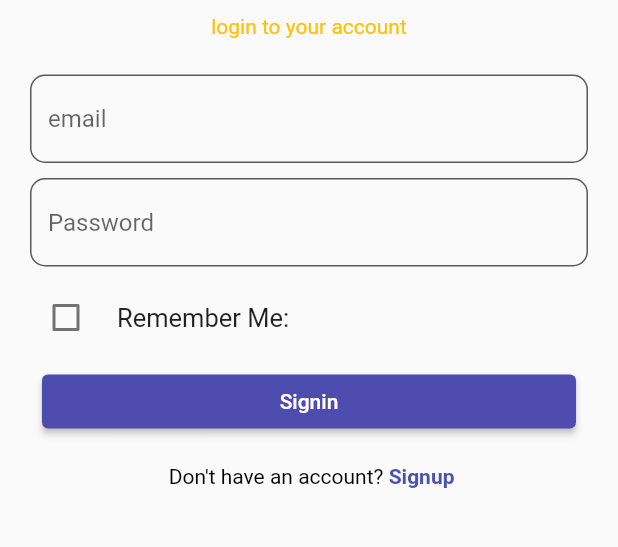
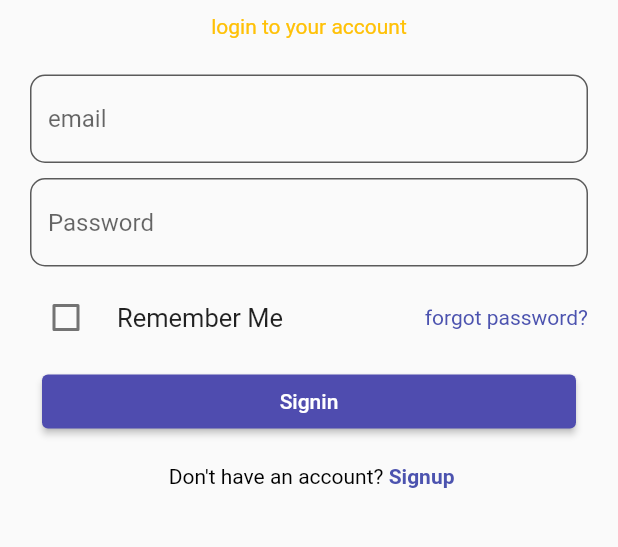
Before and after one commit to Shreevat/Final_Project, a Flutter app: the screen it shows after launch, on a phone screen of 412 x 824 dp, the part 410-957 px from its top. Run offline on Flutter 3.47's test engine with Material 2 defaults, Android fonts, the phone set to English and light mode, and no system bars; our stand-ins replace carousel_slider.

Commit message:
commit#2

```diff
--- a/lib/signin.dart
+++ b/lib/signin.dart
@@ -74,8 +74,16 @@ class _signinState extends State<signin> {
                       width: 10,
                     ),
                     Text(
-                      'Remember Me: ',
+                      'Remember Me',
                       style: TextStyle(fontSize: 17.0),
+                    ),
+                    Spacer(),
+                    Text(
+                      'forgot password?',
+                      textAlign: TextAlign.center,
+                      style: TextStyle(
+                        color: Color.fromARGB(255, 76, 83, 175),
+                      ),
                     ),
                   ], //<Widget>[]
                 ), //Row
```
